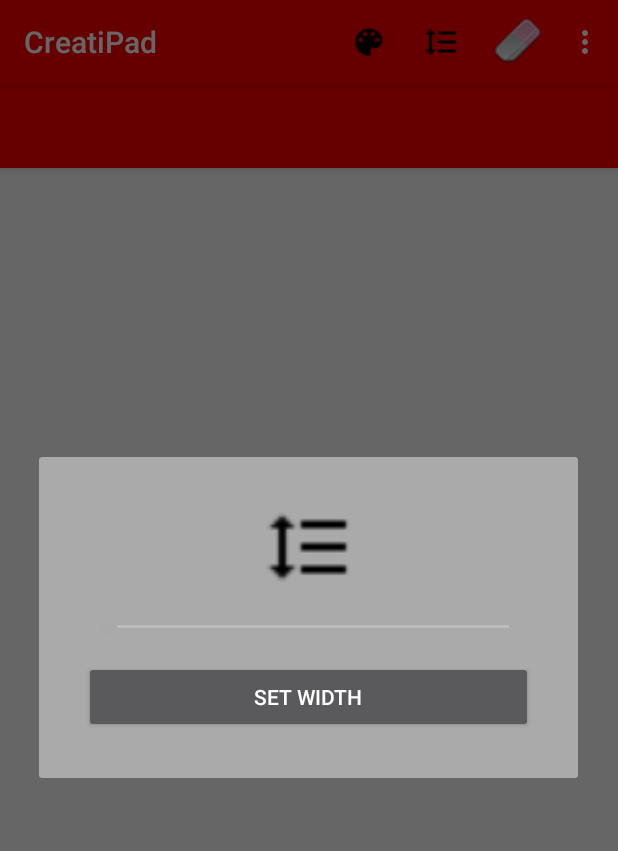
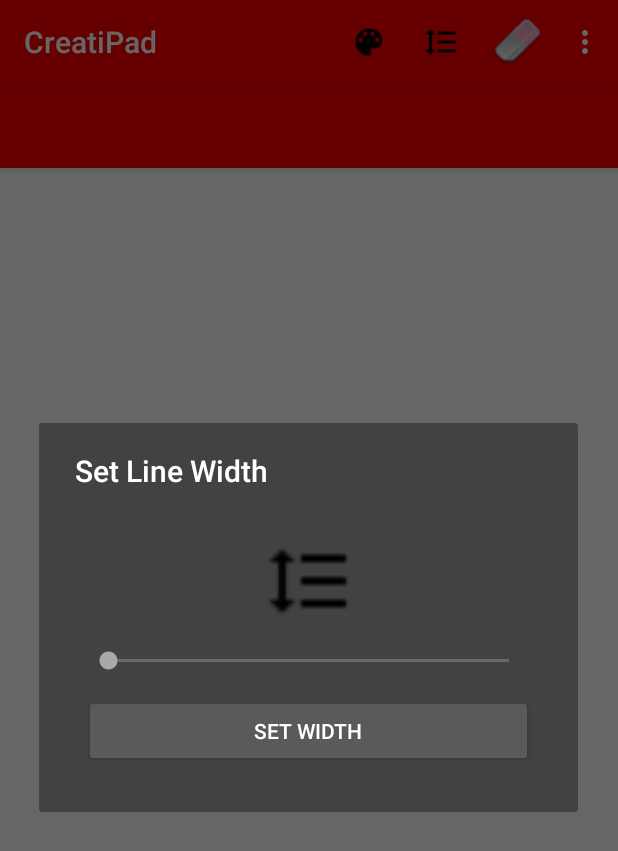
Before and after one commit to Uiq365/CreateAScribe, an Android app: the DrawPadStartActivity screen opened directly, with no data from a screen before it, after a tap on "Line Width", on a phone screen of 412 x 824 dp. Shown: the top 851 px of the screen. Run offline under Robolectric (Android 15) with nearby library versions, the phone set to English and light mode, and no system bars; 1 statement that could not run was skipped.

Commit message:
Added Paint Line width change button functionality for drawPad

```diff
--- a/app/src/main/java/com/example/create_a_scribe/DrawPadStartActivity.java
+++ b/app/src/main/java/com/example/create_a_scribe/DrawPadStartActivity.java
@@ -1,11 +1,16 @@
 package com.example.create_a_scribe;
 
+import android.graphics.Bitmap;
+import android.graphics.Canvas;
+import android.graphics.Color;
+import android.graphics.Paint;
 import android.os.Bundle;
 import android.view.Menu;
 import android.view.MenuInflater;
 import android.view.MenuItem;
 import android.view.View;
 import android.widget.Button;
+import android.widget.ImageView;
 import android.widget.SeekBar;
 import android.widget.Toast;
 
@@ -22,6 +27,9 @@ import view.DrawView;
 public class DrawPadStartActivity extends AppCompatActivity {
     private DrawView drawView;
     private AlertDialog.Builder currAlertDialog;
+    private ImageView widthImageView;
+    private AlertDialog dialogLineWidth;
+
     @Override
     protected void onCreate(Bundle savedInstanceState) {
         super.onCreate(savedInstanceState);
@@ -79,18 +87,53 @@ public class DrawPadStartActivity extends AppCompatActivity {
     void showLineWidthDialog(){
         currAlertDialog = new AlertDialog.Builder(this);
         View view = getLayoutInflater().inflate(R.layout.width_dialog, null);
-        SeekBar widthSeekBar= view.findViewById(R.id.widthDSeekBar);
+        final SeekBar widthSeekBar= view.findViewById(R.id.widthDSeekBar);
         Button setLineWidthButton = view.findViewById(R.id.widthDialogButton);
+        widthImageView = view.findViewById(R.id.imageViewid);
+
         setLineWidthButton.setOnClickListener(new View.OnClickListener() {
             @Override
             public void onClick(View v) {
-                Toast.makeText(getApplicationContext(), "Hello", Toast.LENGTH_LONG).show();
+                drawView.setLineWidth(widthSeekBar.getProgress());
+                dialogLineWidth.dismiss();
+                currAlertDialog = null;
             }
         });
 
+        widthSeekBar.setOnSeekBarChangeListener(widthSeekBarChange);
+
         currAlertDialog.setView(view);
-        currAlertDialog.create();
-        currAlertDialog.show();
+        dialogLineWidth =  currAlertDialog.create();
+        dialogLineWidth.setTitle("Set Line Width");
+        dialogLineWidth.show();
     }
 
+    private  SeekBar.OnSeekBarChangeListener widthSeekBarChange = new SeekBar.OnSeekBarChangeListener() {
+        Bitmap bitmap = Bitmap.createBitmap(400, 100, Bitmap.Config.ARGB_8888);
+        Canvas canvas = new Canvas(bitmap);
+
+        @Override
+        public void onProgressChanged(SeekBar seekBar, int progress, boolean fromUser) {
+            Paint p = new Paint();
+            p.setColor(drawView.getDrawingColor());
+            p.setStrokeCap(Paint.Cap.ROUND);
+            p.setStrokeWidth(progress);
+
+            bitmap.eraseColor(Color.WHITE);
+            canvas.drawLine(30, 50, 370, 50, p);
+            widthImageView.setImageBitmap(bitmap);
+
+        }
+
+        @Override
+        public void onStartTrackingTouch(SeekBar seekBar) {
+
+        }
+
+        @Override
+        public void onStopTrackingTouch(SeekBar seekBar) {
+
+        }
+    };
+
 }
--- a/app/src/main/res/layout/width_dialog.xml
+++ b/app/src/main/res/layout/width_dialog.xml
@@ -3,7 +3,6 @@
     xmlns:app="http://schemas.android.com/apk/res-auto"
     android:orientation="vertical"
     android:padding="30dp"
-    android:background="@android:color/darker_gray"
     android:layout_width="match_parent"
     android:layout_height="match_parent">
 
```
